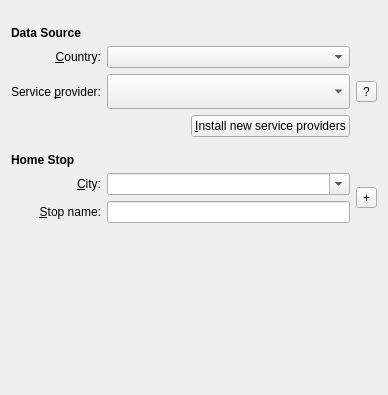
The window that applet/publicTransportConfig.ui (KDE/publictransport) describes before a commit, drawn with Qt 5.
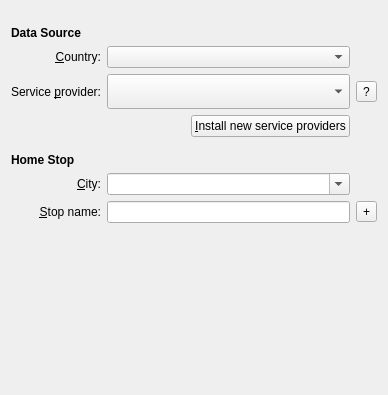
The same window after the commit. Custom widgets are drawn as their Qt base class.

```diff
--- a/applet/publicTransportConfig.ui
+++ b/applet/publicTransportConfig.ui
@@ -209,19 +209,6 @@
      </property>
     </widget>
    </item>
-   <item row="12" column="3" rowspan="2">
-    <widget class="QToolButton" name="btnAddStop">
-     <property name="toolTip">
-      <string>Add another stop</string>
-     </property>
-     <property name="whatsThis">
-      <string>Multiple stops can be added. The departure / arrival list can show the results of all stops or just one of them. This can be switched by clicking the icon in the top-left corner of the applet.</string>
-     </property>
-     <property name="text">
-      <string notr="true">+</string>
-     </property>
-    </widget>
-   </item>
    <item row="14" column="0" colspan="4">
     <spacer name="vSpacer">
      <property name="orientation">
@@ -235,6 +222,19 @@
      </property>
     </spacer>
    </item>
+   <item row="13" column="3">
+    <widget class="QToolButton" name="btnAddStop">
+     <property name="toolTip">
+      <string>Add another stop</string>
+     </property>
+     <property name="whatsThis">
+      <string>Multiple stops can be added. The departure / arrival list can show the results of all stops or just one of them. This can be switched by clicking the icon in the top-left corner of the applet.</string>
+     </property>
+     <property name="text">
+      <string notr="true">+</string>
+     </property>
+    </widget>
+   </item>
   </layout>
  </widget>
  <customwidgets>
```
